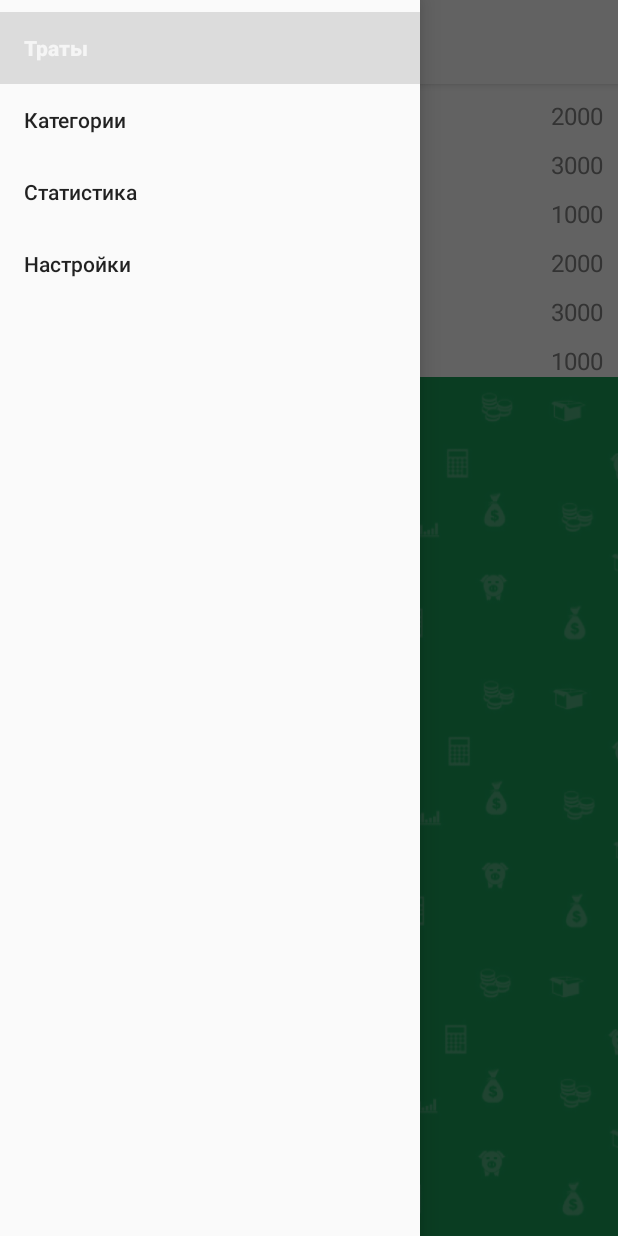
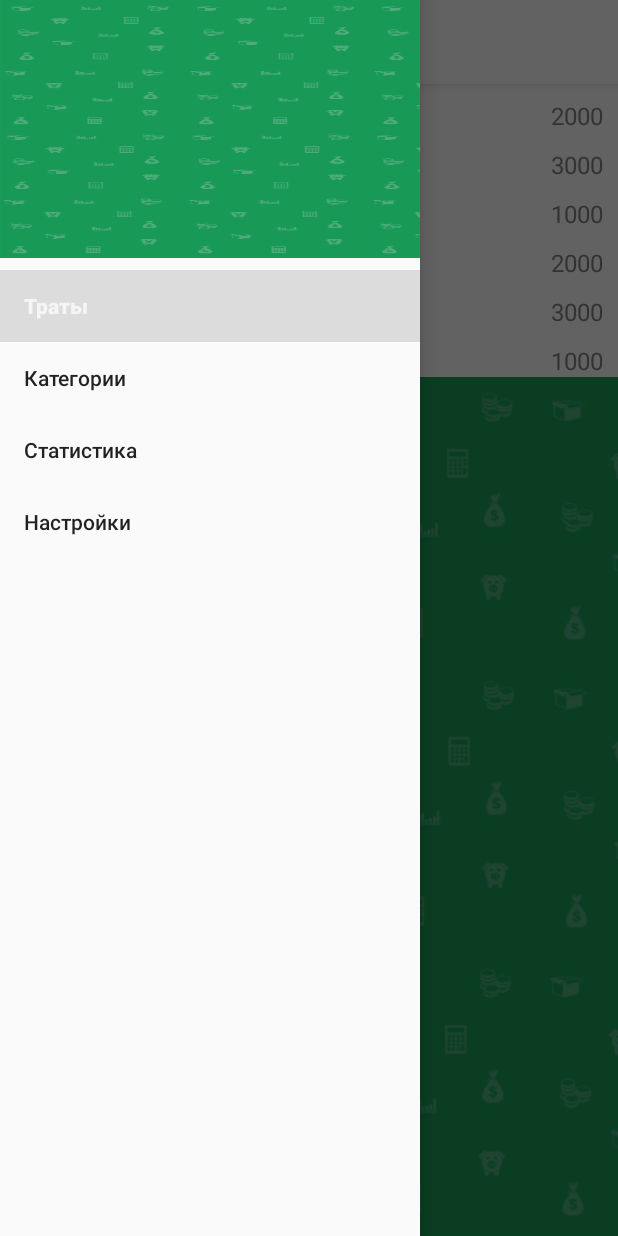
Before and after one commit to romanitalian/LoftBlogMoneyTracker, an Android app: the screen it shows after launch (MainActivity), with the side drawer open, on a phone screen of 412 x 824 dp. Run offline under Robolectric (Android 15) with nearby library versions, the phone set to English and light mode, and no system bars.

Commit message:
Drawer header was added

```diff
--- a/app/src/main/res/layout/activity_main.xml
+++ b/app/src/main/res/layout/activity_main.xml
@@ -25,5 +25,6 @@
         android:layout_height="match_parent"
         android:layout_gravity="start"
         android:id="@+id/navigation_view"
+        app:headerLayout="@layout/drawer_header"
         app:menu="@menu/drawer_items"/>
 </android.support.v4.widget.DrawerLayout>
--- /dev/null
+++ b/app/src/main/res/layout/drawer_header.xml
@@ -0,0 +1,10 @@
+<?xml version="1.0" encoding="utf-8"?>
+<RelativeLayout xmlns:android="http://schemas.android.com/apk/res/android"
+    android:layout_width="match_parent"
+    android:layout_height="@dimen/drawer_header_height"
+    android:background="@drawable/android_app_back"
+    android:orientation="vertical"
+    android:paddingTop="25dp"
+    android:theme="@style/ThemeOverlay.AppCompat.Dark">
+
+</RelativeLayout>
--- a/app/src/main/res/values/dimens.xml
+++ b/app/src/main/res/values/dimens.xml
@@ -6,4 +6,5 @@
     <dimen name="medium_size">16sp</dimen>
 
     <dimen name="toolbar_elevation">4dp</dimen>
+    <dimen name="drawer_header_height">172dp</dimen>
 </resources>
```
